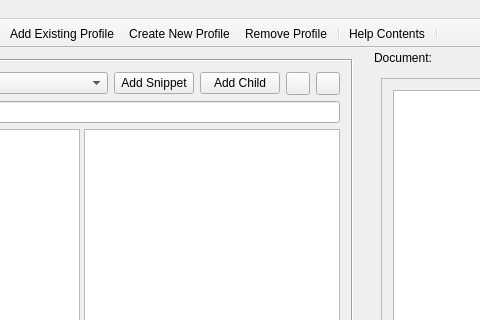
First picture: the form in GCXMLGenerator/gcmainwindow.ui, repository goblincoding/xmlmill, before the edit; both pictures show x 427 to 907 and y 0 to 320 of the 1099 by 659 pixel window.
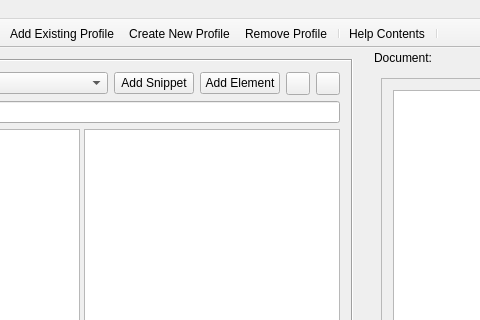
Second picture: the form after the edit. Icons and pictures are not drawn. Custom widgets are drawn as their Qt base class.

Commit message: Fixed issue regarding the insertion of elements into expected positions.

The edit to the form file:
```diff
--- a/GCXMLGenerator/gcmainwindow.ui
+++ b/GCXMLGenerator/gcmainwindow.ui
@@ -53,7 +53,7 @@
          <item>
           <widget class="QPushButton" name="addChildElementButton">
            <property name="text">
-            <string>Add Child</string>
+            <string>Add Element</string>
            </property>
           </widget>
          </item>
```
Left out of the diff: 12 changed lines with no effect on the pictures. The commit also changes 5 other files.
